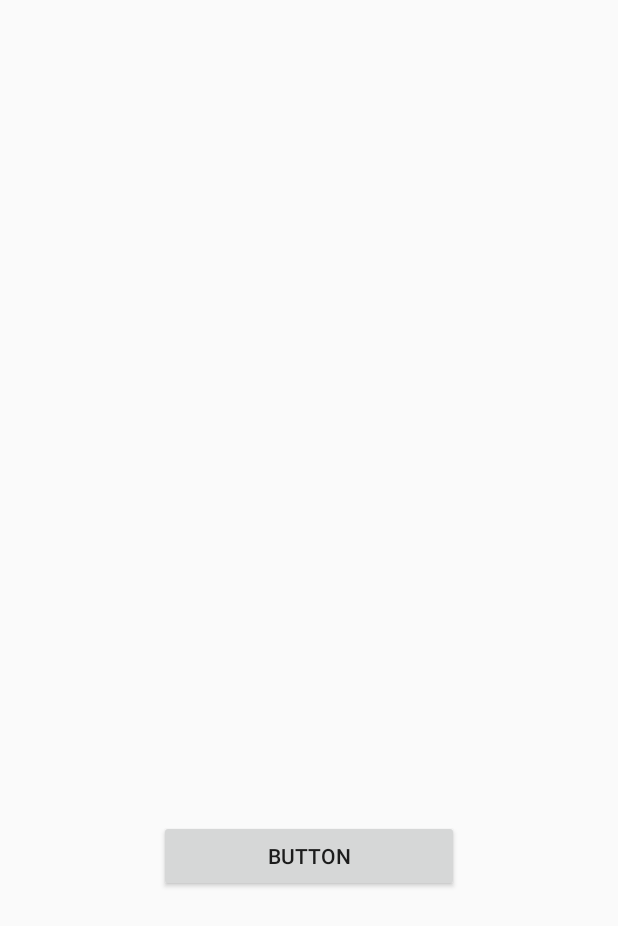
After one commit to ndalton12/AppsForGoodGame, an Android app: the layout start_screen.xml on its own in the app's theme, with its tools: preview values and no code run, on a phone screen of 412 x 824 dp. The commit adds this screen. Shown: the top 926 px of the screen. Run offline under Robolectric (Android 15) with nearby library versions, the phone set to English and light mode, and no system bars.

Commit message:
update 3/31 added start screen and full screen capability

```diff
--- a/app/build.gradle
+++ b/app/build.gradle
@@ -25,7 +25,7 @@ dependencies {
         exclude group: 'com.android.support', module: 'support-annotations'
     })
     compile 'com.android.support:appcompat-v7:25.2.0'
-    compile 'com.android.support.constraint:constraint-layout:1.0.1'
     testCompile 'junit:junit:4.12'
     compile project(path: ':SlidingMenu')
+    compile 'com.android.support.constraint:constraint-layout:1.0.2'
 }
--- a/app/src/main/AndroidManifest.xml
+++ b/app/src/main/AndroidManifest.xml
@@ -16,6 +16,11 @@
                 <category android:name="android.intent.category.LAUNCHER" />
             </intent-filter>
         </activity>
+        <activity android:name=".Game">
+            <intent-filter>
+                <category android:name="android.intent.category.LAUNCHER" />
+            </intent-filter>
+        </activity>
     </application>
 
 </manifest>
--- /dev/null
+++ b/app/src/main/res/layout/start_screen.xml
@@ -0,0 +1,32 @@
+<?xml version="1.0" encoding="utf-8"?>
+<LinearLayout xmlns:android="http://schemas.android.com/apk/res/android"
+    xmlns:app="http://schemas.android.com/apk/res-auto"
+    xmlns:tools="http://schemas.android.com/tools"
+    android:orientation="vertical"
+    android:layout_width="match_parent"
+    android:layout_height="match_parent"
+    android:id="@+id/start_screen">
+
+    <android.support.constraint.ConstraintLayout
+        android:layout_width="match_parent"
+        android:layout_height="match_parent">
+
+        <Button
+            android:id="@+id/button"
+            android:layout_width="200dp"
+            android:layout_height="wrap_content"
+            android:layout_marginBottom="8dp"
+            android:layout_marginLeft="8dp"
+            android:layout_marginRight="8dp"
+            android:layout_marginTop="8dp"
+            android:onClick="startGame"
+            android:text="Button"
+            app:layout_constraintBottom_toBottomOf="parent"
+            app:layout_constraintLeft_toLeftOf="parent"
+            app:layout_constraintRight_toRightOf="parent"
+            app:layout_constraintTop_toTopOf="parent"
+            app:layout_constraintVertical_bias="0.709" />
+
+    </android.support.constraint.ConstraintLayout>
+
+</LinearLayout>
```
Also changed, not shown: app/src/main/java/com/example/niall/game2/Game.java (added, +40 -0 lines), app/src/main/java/com/example/niall/game2/MainActivity.java (+8 -17 lines).
